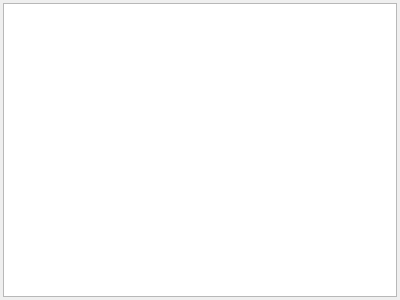
Before: the Qt Designer form Tools/breezEd/ui/CodeView.ui in shadercoder/breeze-2, drawn with Qt 5.
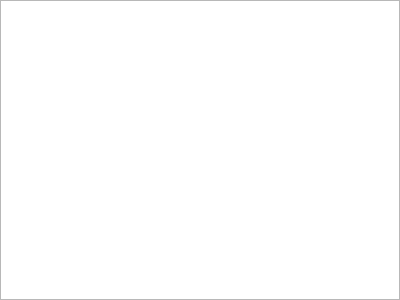
After: the same form once the commit is applied. Icons and pictures are not drawn.

What changed in the file:
```diff
--- a/Tools/breezEd/ui/CodeView.ui
+++ b/Tools/breezEd/ui/CodeView.ui
@@ -18,8 +18,17 @@
     <normaloff>:/breezEd/images/documentType/code</normaloff>:/breezEd/images/documentType/code</iconset>
   </property>
   <layout class="QVBoxLayout" name="verticalLayout">
-   <property name="margin">
-    <number>3</number>
+   <property name="leftMargin">
+    <number>0</number>
+   </property>
+   <property name="topMargin">
+    <number>0</number>
+   </property>
+   <property name="rightMargin">
+    <number>0</number>
+   </property>
+   <property name="bottomMargin">
+    <number>0</number>
    </property>
    <item>
     <widget class="QPlainTextEdit" name="codeEditor">
```
